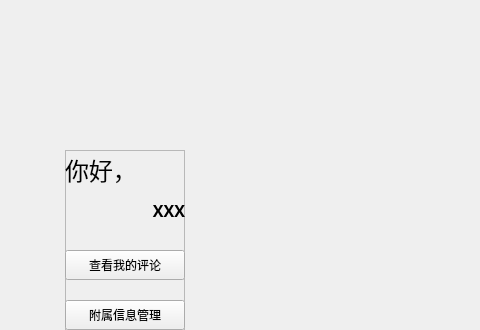
This is GUI/UserPartUI.ui in ljcleo/DBProj as Qt 5 draws it before an edit; both pictures show x 0 to 480 and y 0 to 330 of the 960 by 640 pixel window. The edited form follows.
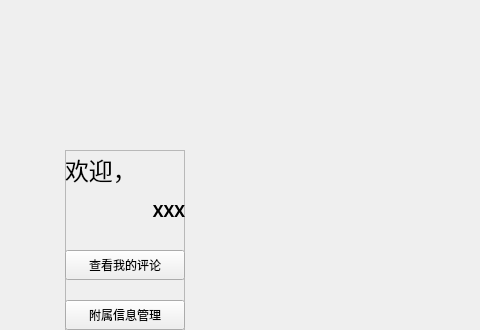
This is the edited form.

```diff
--- a/GUI/UserPartUI.ui
+++ b/GUI/UserPartUI.ui
@@ -95,7 +95,7 @@
      </font>
     </property>
     <property name="text">
-     <string>你好，</string>
+     <string>欢迎，</string>
     </property>
     <property name="scaledContents">
      <bool>false</bool>
```
